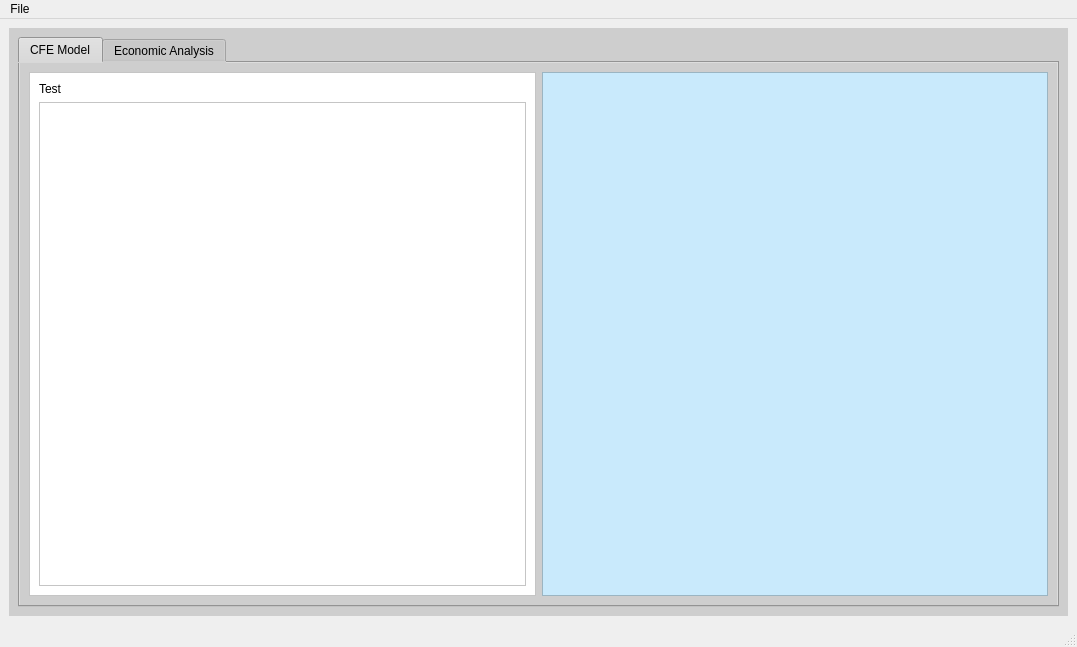
Old version of the form cfe_model.ui in the repository Alex-McVey/CFE_Model.
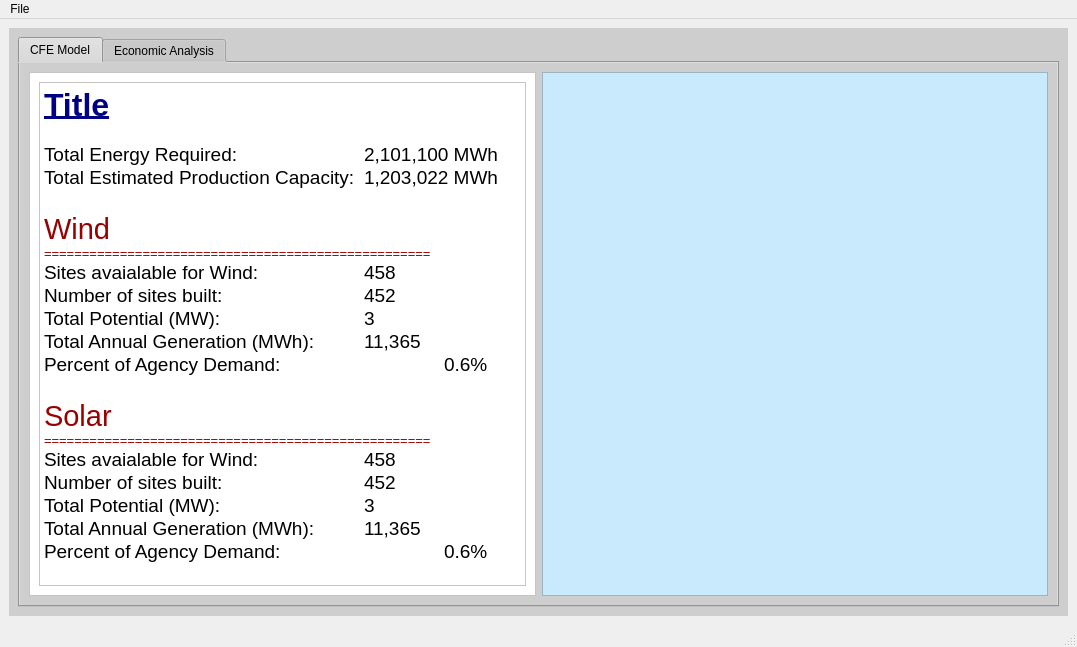
New version of the form. Icons and pictures are not drawn.

Commit message: Finished the cfe model report page

The edit to the form file:
```diff
--- a/cfe_model.ui
+++ b/cfe_model.ui
@@ -812,6 +812,12 @@
            <layout class="QHBoxLayout" name="horizontalLayout_4">
             <item>
              <widget class="QFrame" name="cfe_summary_frame">
+              <property name="maximumSize">
+               <size>
+                <width>550</width>
+                <height>16777215</height>
+               </size>
+              </property>
               <property name="styleSheet">
                <string notr="true">background-color: rgb(255, 255, 255);</string>
               </property>
@@ -823,19 +829,47 @@
               </property>
               <layout class="QVBoxLayout" name="verticalLayout_12">
                <item>
-                <widget class="QLabel" name="cfe_output_agency_label">
+                <widget class="QTextEdit" name="cfe_summary_textEdit">
+                 <property name="maximumSize">
+                  <size>
+                   <width>16777215</width>
+                   <height>16777215</height>
+                  </size>
+                 </property>
                  <property name="styleSheet">
-                  <string notr="true">font: 700 20pt &quot;Segoe UI&quot;;</string>
+                  <string notr="true"/>
                  </property>
-                 <property name="text">
-                  <string>Test</string>
+                 <property name="readOnly">
+                  <bool>true</bool>
                  </property>
-                </widget>
-               </item>
-               <item>
-                <widget class="QTableWidget" name="cfe_output_tableWidget">
-                 <property name="styleSheet">
-                  <string notr="true">font: 16pt &quot;Segoe UI&quot;;</string>
+                 <property name="html">
+                  <string>&lt;!DOCTYPE HTML PUBLIC &quot;-//W3C//DTD HTML 4.0//EN&quot; &quot;http://www.w3.org/TR/REC-html40/strict.dtd&quot;&gt;
+&lt;html&gt;&lt;head&gt;&lt;meta name=&quot;qrichtext&quot; content=&quot;1&quot; /&gt;&lt;meta charset=&quot;utf-8&quot; /&gt;&lt;style type=&quot;text/css&quot;&gt;
+p, li { white-space: pre-wrap; }
+hr { height: 1px; border-width: 0; }
+li.unchecked::marker { content: &quot;\2610&quot;; }
+li.checked::marker { content: &quot;\2612&quot;; }
+&lt;/style&gt;&lt;/head&gt;&lt;body style=&quot; font-family:'Segoe UI'; font-size:9pt; font-weight:400; font-style:normal;&quot;&gt;
+&lt;p style=&quot; margin-top:0px; margin-bottom:0px; margin-left:0px; margin-right:0px; -qt-block-indent:0; text-indent:0px;&quot;&gt;&lt;span style=&quot; font-size:24pt; font-weight:700; text-decoration: underline; color:#000086;&quot;&gt;Title&lt;/span&gt;&lt;/p&gt;
+&lt;p style=&quot;-qt-paragraph-type:empty; margin-top:0px; margin-bottom:0px; margin-left:0px; margin-right:0px; -qt-block-indent:0; text-indent:0px; font-size:12pt; color:#000086;&quot;&gt;&lt;br /&gt;&lt;/p&gt;
+&lt;p style=&quot; margin-top:0px; margin-bottom:0px; margin-left:0px; margin-right:0px; -qt-block-indent:0; text-indent:0px;&quot;&gt;&lt;span style=&quot; font-size:14pt;&quot;&gt;Total Energy Required: 		2,101,100 MWh&lt;/span&gt;&lt;/p&gt;
+&lt;p style=&quot; margin-top:0px; margin-bottom:0px; margin-left:0px; margin-right:0px; -qt-block-indent:0; text-indent:0px;&quot;&gt;&lt;span style=&quot; font-size:14pt;&quot;&gt;Total Estimated Production Capacity:	1,203,022 MWh&lt;/span&gt;&lt;/p&gt;
+&lt;p style=&quot;-qt-paragraph-type:empty; margin-top:0px; margin-bottom:0px; margin-left:0px; margin-right:0px; -qt-block-indent:0; text-indent:0px; font-size:14pt;&quot;&gt;&lt;br /&gt;&lt;/p&gt;
+&lt;p style=&quot; margin-top:0px; margin-bottom:0px; margin-left:0px; margin-right:0px; -qt-block-indent:0; text-indent:0px;&quot;&gt;&lt;span style=&quot; font-size:22pt; color:#990000;&quot;&gt;Wind&lt;/span&gt;&lt;/p&gt;
+&lt;p style=&quot; margin-top:0px; margin-bottom:0px; margin-left:0px; margin-right:0px; -qt-block-indent:0; text-indent:0px;&quot;&gt;&lt;span style=&quot; font-size:10pt; color:#990000;&quot;&gt;===================================================&lt;/span&gt;&lt;/p&gt;
+&lt;p style=&quot; margin-top:0px; margin-bottom:0px; margin-left:0px; margin-right:0px; -qt-block-indent:0; text-indent:0px;&quot;&gt;&lt;span style=&quot; font-size:14pt; color:#000000;&quot;&gt;Sites avaialable for Wind:  		458&lt;/span&gt;&lt;/p&gt;
+&lt;p style=&quot; margin-top:0px; margin-bottom:0px; margin-left:0px; margin-right:0px; -qt-block-indent:0; text-indent:0px;&quot;&gt;&lt;span style=&quot; font-size:14pt; color:#000000;&quot;&gt;Number of sites built:      		452&lt;/span&gt;&lt;/p&gt;
+&lt;p style=&quot; margin-top:0px; margin-bottom:0px; margin-left:0px; margin-right:0px; -qt-block-indent:0; text-indent:0px;&quot;&gt;&lt;span style=&quot; font-size:14pt; color:#000000;&quot;&gt;Total Potential (MW): 		3&lt;/span&gt;&lt;/p&gt;
+&lt;p style=&quot; margin-top:0px; margin-bottom:0px; margin-left:0px; margin-right:0px; -qt-block-indent:0; text-indent:0px;&quot;&gt;&lt;span style=&quot; font-size:14pt; color:#000000;&quot;&gt;Total Annual Generation (MWh): 	11,365&lt;/span&gt;&lt;/p&gt;
+&lt;p style=&quot; margin-top:0px; margin-bottom:0px; margin-left:0px; margin-right:0px; -qt-block-indent:0; text-indent:0px;&quot;&gt;&lt;span style=&quot; font-size:14pt; color:#000000;&quot;&gt;Percent of Agency Demand: 		0.6%&lt;/span&gt;&lt;/p&gt;
+&lt;p style=&quot;-qt-paragraph-type:empty; margin-top:0px; margin-bottom:0px; margin-left:0px; margin-right:0px; -qt-block-indent:0; text-indent:0px; font-size:14pt; color:#000000;&quot;&gt;&lt;br /&gt;&lt;/p&gt;
+&lt;p style=&quot; margin-top:0px; margin-bottom:0px; margin-left:0px; margin-right:0px; -qt-block-indent:0; text-indent:0px;&quot;&gt;&lt;span style=&quot; font-size:22pt; color:#990000;&quot;&gt;Solar&lt;/span&gt;&lt;/p&gt;
+&lt;p style=&quot; margin-top:0px; margin-bottom:0px; margin-left:0px; margin-right:0px; -qt-block-indent:0; text-indent:0px;&quot;&gt;&lt;span style=&quot; font-size:10pt; color:#990000;&quot;&gt;===================================================&lt;/span&gt;&lt;/p&gt;
+&lt;p style=&quot; margin-top:0px; margin-bottom:0px; margin-left:0px; margin-right:0px; -qt-block-indent:0; text-indent:0px;&quot;&gt;&lt;span style=&quot; font-size:14pt; color:#000000;&quot;&gt;Sites avaialable for Wind:  		458&lt;/span&gt;&lt;/p&gt;
+&lt;p style=&quot; margin-top:0px; margin-bottom:0px; margin-left:0px; margin-right:0px; -qt-block-indent:0; text-indent:0px;&quot;&gt;&lt;span style=&quot; font-size:14pt; color:#000000;&quot;&gt;Number of sites built:      		452&lt;/span&gt;&lt;/p&gt;
+&lt;p style=&quot; margin-top:0px; margin-bottom:0px; margin-left:0px; margin-right:0px; -qt-block-indent:0; text-indent:0px;&quot;&gt;&lt;span style=&quot; font-size:14pt; color:#000000;&quot;&gt;Total Potential (MW): 		3&lt;/span&gt;&lt;/p&gt;
+&lt;p style=&quot; margin-top:0px; margin-bottom:0px; margin-left:0px; margin-right:0px; -qt-block-indent:0; text-indent:0px;&quot;&gt;&lt;span style=&quot; font-size:14pt; color:#000000;&quot;&gt;Total Annual Generation (MWh): 	11,365&lt;/span&gt;&lt;/p&gt;
+&lt;p style=&quot; margin-top:0px; margin-bottom:0px; margin-left:0px; margin-right:0px; -qt-block-indent:0; text-indent:0px;&quot;&gt;&lt;span style=&quot; font-size:14pt; color:#000000;&quot;&gt;Percent of Agency Demand: 		0.6%&lt;/span&gt;&lt;/p&gt;&lt;/body&gt;&lt;/html&gt;</string>
                  </property>
                 </widget>
                </item>
```
The commit also changes 1 other file.
